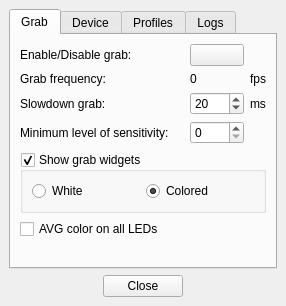
First picture: the form in Software/src/mainwindow.ui, repository Atarity/Lightpack, before the edit.
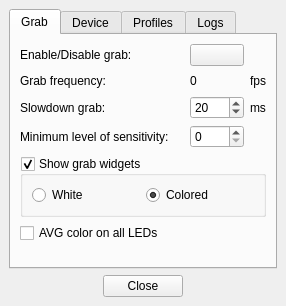
Second picture: the form after the edit. The open tabs and pages were chosen to show the change. Icons and pictures are not drawn.

Commit message: Software: using insertPlainText(..) function for append logs line to QPlainTextEdit; mainwindow.ui: update labels margin, min size and align by atarity;

```diff
--- a/Software/src/mainwindow.ui
+++ b/Software/src/mainwindow.ui
@@ -8,7 +8,7 @@
     <x>0</x>
     <y>0</y>
     <width>286</width>
-    <height>288</height>
+    <height>290</height>
    </rect>
   </property>
   <property name="windowTitle">
@@ -68,10 +68,25 @@
             <property name="text">
              <string>Minimum level of sensitivity:</string>
             </property>
+            <property name="alignment">
+             <set>Qt::AlignLeading|Qt::AlignLeft|Qt::AlignVCenter</set>
+            </property>
            </widget>
           </item>
           <item row="3" column="0">
            <widget class="QLabel" name="label_SlowdownGrab_txt">
+            <property name="minimumSize">
+             <size>
+              <width>0</width>
+              <height>17</height>
+             </size>
+            </property>
+            <property name="maximumSize">
+             <size>
+              <width>16777215</width>
+              <height>17</height>
+             </size>
+            </property>
             <property name="font">
              <font>
               <weight>50</weight>
@@ -81,6 +96,12 @@
             <property name="text">
              <string>Slowdown grab:</string>
             </property>
+            <property name="alignment">
+             <set>Qt::AlignLeading|Qt::AlignLeft|Qt::AlignVCenter</set>
+            </property>
+            <property name="margin">
+             <number>0</number>
+            </property>
            </widget>
           </item>
           <item row="3" column="1" colspan="3">
@@ -98,6 +119,18 @@
           </item>
           <item row="0" column="0">
            <widget class="QLabel" name="label_EnableDisableGrab">
+            <property name="minimumSize">
+             <size>
+              <width>0</width>
+              <height>21</height>
+             </size>
+            </property>
+            <property name="maximumSize">
+             <size>
+              <width>16777215</width>
+              <height>21</height>
+             </size>
+            </property>
             <property name="font">
              <font>
               <weight>50</weight>
@@ -107,10 +140,25 @@
             <property name="text">
              <string notr="true">Enable/Disable grab:</string>
             </property>
+            <property name="alignment">
+             <set>Qt::AlignLeading|Qt::AlignLeft|Qt::AlignVCenter</set>
+            </property>
            </widget>
           </item>
           <item row="1" column="0">
            <widget class="QLabel" name="label_GrabFrequency_txt">
+            <property name="minimumSize">
+             <size>
+              <width>0</width>
+              <height>18</height>
+             </size>
+            </property>
+            <property name="maximumSize">
+             <size>
+              <width>16777215</width>
+              <height>18</height>
+             </size>
+            </property>
             <property name="font">
              <font>
               <weight>50</weight>
@@ -120,6 +168,9 @@
             <property name="text">
              <string>Grab frequency:</string>
             </property>
+            <property name="alignment">
+             <set>Qt::AlignLeading|Qt::AlignLeft|Qt::AlignVCenter</set>
+            </property>
            </widget>
           </item>
           <item row="1" column="1" colspan="3">
@@ -127,6 +178,9 @@
             <property name="text">
              <string notr="true">0</string>
             </property>
+            <property name="margin">
+             <number>3</number>
+            </property>
             <property name="textInteractionFlags">
              <set>Qt::LinksAccessibleByMouse|Qt::TextSelectableByMouse</set>
             </property>
@@ -150,6 +204,9 @@
             <property name="text">
              <string>ms</string>
             </property>
+            <property name="alignment">
+             <set>Qt::AlignLeading|Qt::AlignLeft|Qt::AlignVCenter</set>
+            </property>
            </widget>
           </item>
           <item row="1" column="4">
@@ -157,6 +214,9 @@
             <property name="text">
              <string>fps</string>
             </property>
+            <property name="alignment">
+             <set>Qt::AlignLeading|Qt::AlignLeft|Qt::AlignVCenter</set>
+            </property>
             <property name="textInteractionFlags">
              <set>Qt::LinksAccessibleByMouse|Qt::TextSelectableByMouse</set>
             </property>
```
Left out of the diff: 2 changed lines with no effect on the pictures. The commit also changes 1 other file.
